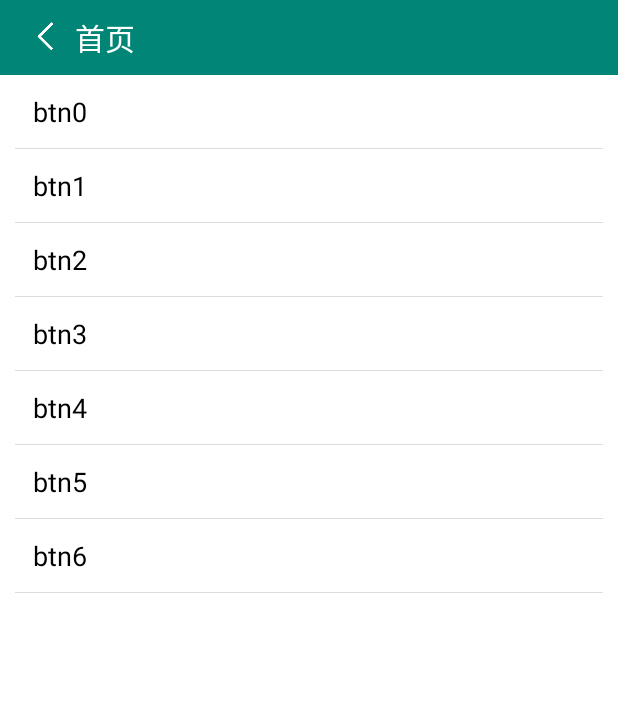
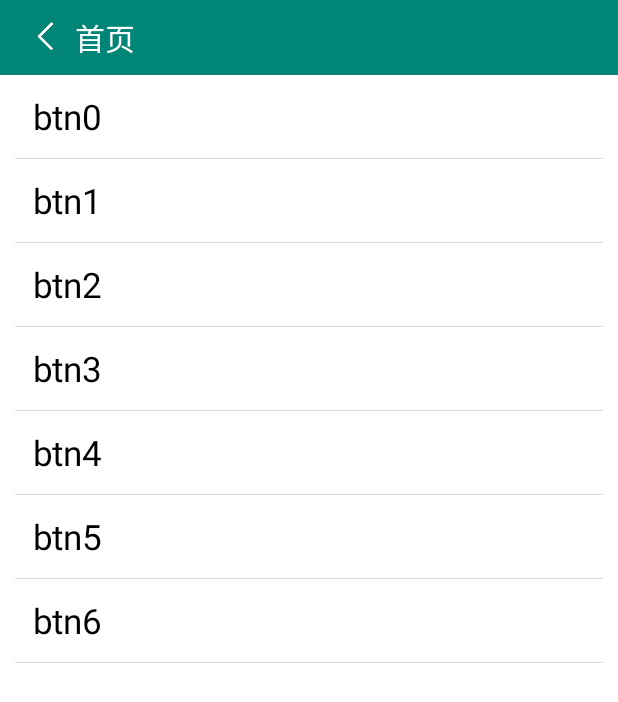
Before and after one commit to CandiceYT/KotlinDemo, an Android app: the screen it shows after launch (MainActivity), on a phone screen of 412 x 824 dp. Shown: the top 702 px of the screen. Run offline under Robolectric (Android 15) with nearby library versions, the phone set to English and light mode, and no system bars.

```diff
--- a/kotlindemo/src/main/java/com/candice/kotlindemo/activity/MainActivity.kt
+++ b/kotlindemo/src/main/java/com/candice/kotlindemo/activity/MainActivity.kt
@@ -16,6 +16,8 @@ import com.candice.kotlindemo.activity.complicatedwidget.StorageActivity
 import com.candice.kotlindemo.activity.complicatedwidget.ViewListActivity
 import com.candice.kotlindemo.activity.login.LoginActivity
 import com.candice.kotlindemo.base.BaseActivity
+import com.candice.kotlindemo.base.DemoApplication
+import com.candice.kotlindemo.util.dip2px
 import com.candice.kotlindemo.widget.LinearItemDecoration
 import kotlinx.android.synthetic.main.activity_main.*
 import org.jetbrains.anko.alert
@@ -93,6 +95,8 @@ class RVAdapter(val context: Context) : RecyclerView.Adapter<RecyclerView.ViewHo
         val content = data[p1]
         if (p0 is RVViewHolder) {
             p0.tvItem.text = content
+//            p0.tvItem.textSize = 15f.dip2px(DemoApplication.getInstance().applicationContext).toFloat()
+            p0.tvItem.textSize = 15f.dip2px(DemoApplication.instance().applicationContext).toFloat()
             p0.tvItem.setOnClickListener {
                 when (p1) {
                     //登录页面
--- a/kotlindemo/src/main/java/com/candice/kotlindemo/base/DemoApplication.kt
+++ b/kotlindemo/src/main/java/com/candice/kotlindemo/base/DemoApplication.kt
@@ -1,24 +1,50 @@
 package com.candice.kotlindemo.base
 
 import android.app.Application
-import android.content.Context
+import kotlin.properties.ReadWriteProperty
+import kotlin.reflect.KProperty
 
 /**
  * <br>
  * function:
  * <p>
- * @author:Lei
+ * @author:Lyt
  * @date:2018/12/27 下午4:13
  * @since:V$VERSION
  * @desc:com.candice.kotlindemo.base
  */
 class DemoApplication : Application() {
 
-    private  lateinit var sInstance: Context
+    override fun onCreate() {
+        super.onCreate()
+        instance = this
+    }
+    companion object {
+        //使用延迟初始化
+//        private lateinit var instance:DemoApplication
+//        fun getInstance() = instance
+        //使用系统自带的Delegates生成委托属性
+//        private var instance: DemoApplication by Delegates.notNull()
+//        fun instance() = instance
+
+        //自定义一个非空且只能一次性赋值的委托属性
+        private var instance: DemoApplication by NotNullSingleValue()
+        fun instance() = instance
+    }
 
 
-    override fun onCreate() {
-        super.onCreate()
-        sInstance = this
+    private class NotNullSingleValue :
+        ReadWriteProperty<DemoApplication.Companion, DemoApplication> {
+        private var value: DemoApplication? = null
+        override fun getValue(thisRef: DemoApplication.Companion, property: KProperty<*>): DemoApplication {
+            return value ?: throw IllegalStateException("application is not initialized")
+        }
+
+        override fun setValue(thisRef: DemoApplication.Companion, property: KProperty<*>, value: DemoApplication) {
+            this.value = if (this.value == null) value
+            else throw  IllegalStateException("application already initialized")
+        }
+
     }
+
 }
--- a/kotlindemo/src/main/java/com/candice/kotlindemo/util/AndroidUtil.kt
+++ b/kotlindemo/src/main/java/com/candice/kotlindemo/util/AndroidUtil.kt
@@ -1,12 +1,24 @@
 package com.candice.kotlindemo.util
+
+import android.content.Context
 
 /**
  * <br>
  * function:
  * <p>
  *     和项目相关的工具类
- * @author:Lei
+ * @author:Lyt
  * @date:2018/12/27 下午4:13
  * @since:V$VERSION
  * @desc:com.candice.kotlindemo.util
  */
+
+fun Float.dip2px(context: Context):Int{
+    val scale = context.resources.displayMetrics.density
+    return (this * scale + 0.5f).toInt()
+}
+
+fun Float.px2dip(context: Context):Int{
+    val scale = context.resources.displayMetrics.density
+    return (this / scale + 0.5f).toInt()
+}
--- a/kotlindemo/src/main/java/com/candice/kotlindemo/util/Contants.kt
+++ b/kotlindemo/src/main/java/com/candice/kotlindemo/util/Contants.kt
@@ -4,7 +4,7 @@ package com.candice.kotlindemo.util
  * <br>
  * function:
  * <p>
- * @author:Lei
+ * @author:Lyt
  * @date:2019/1/16 下午3:46
  * @since:V$VERSION
  * @desc:com.candice.kotlindemo.util
```
Also changed, not shown: 1 other file.
